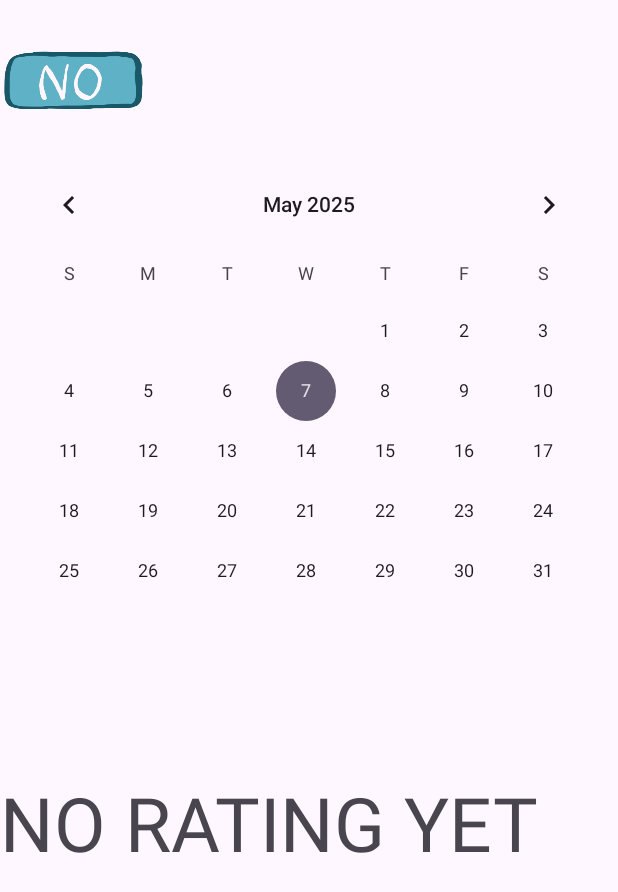
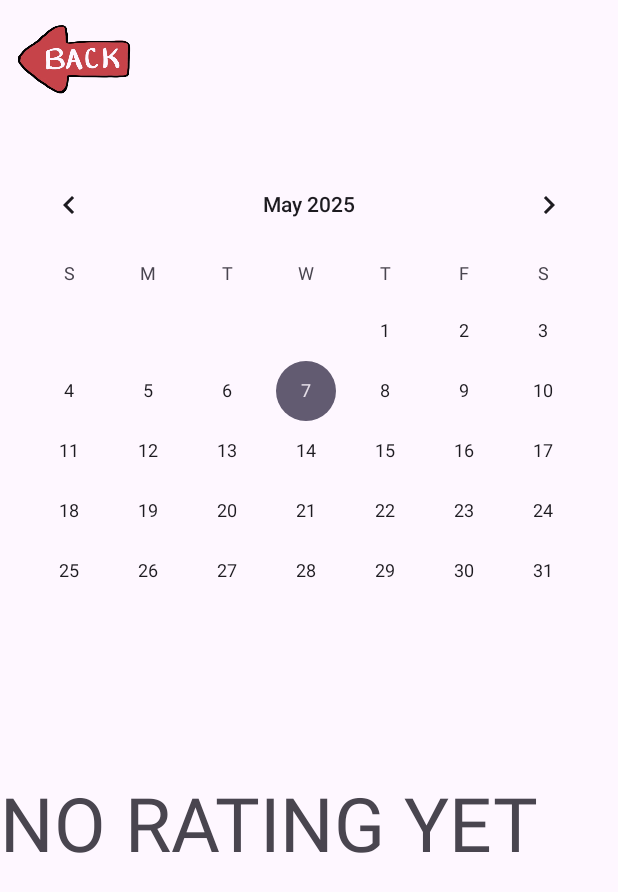
Before and after one commit to tiffanyluvii/HibernateLater, an Android app: the CalendarActivity screen opened directly, with no data from a screen before it, on a phone screen of 412 x 824 dp. Shown: the top 892 px of the screen. Run offline under Robolectric (Android 15) with nearby library versions, the phone set to English and light mode, and no system bars; our stand-ins replace AdMob; 3 statements that could not run were skipped.

Commit message:
worked on the icon and changed the back button on the calendar view.

```diff
--- a/app/src/main/java/com/example/hibernatelater/CalendarActivity.kt
+++ b/app/src/main/java/com/example/hibernatelater/CalendarActivity.kt
@@ -86,8 +86,8 @@ class CalendarActivity  : AppCompatActivity()  {
 
             var alertDialogBuilder : AlertDialog.Builder = AlertDialog.Builder(this@CalendarActivity)
             alertDialogBuilder.setTitle("Rate your workout on ${month+1}/$dayOfMonth/$year")
-            var enterButton : Drawable = ContextCompat.getDrawable(this@CalendarActivity, R.drawable.enter_button)
-            var noButton : Drawable = ContextCompat.getDrawable(this@CalendarActivity, R.drawable.no_button)
+            var enterButton : Drawable? = ContextCompat.getDrawable(this@CalendarActivity, R.drawable.enter_button)
+            var noButton : Drawable? = ContextCompat.getDrawable(this@CalendarActivity, R.drawable.no_button)
             alertDialogBuilder.setView(ll).setPositiveButton("") {_, _ ->
                 var rating = ratingBar.rating
                 updateInfoView(rating, year, month + 1, dayOfMonth)
--- a/app/src/main/res/layout/activity_calendar.xml
+++ b/app/src/main/res/layout/activity_calendar.xml
@@ -13,9 +13,10 @@
 
         <androidx.appcompat.widget.AppCompatButton
             android:id="@+id/back_button"
-            android:layout_width="100dp"
-            android:layout_height="match_parent"
-            android:background="@drawable/no_button"
+            android:layout_width="80dp"
+            android:layout_height="80dp"
+            android:background="@drawable/back_button"
+            android:layout_marginLeft="10dp"
             />
     </LinearLayout>
 
--- a/app/src/main/res/mipmap-anydpi-v26/ic_launcher.xml
+++ b/app/src/main/res/mipmap-anydpi-v26/ic_launcher.xml
@@ -1,6 +1,6 @@
 <?xml version="1.0" encoding="utf-8"?>
 <adaptive-icon xmlns:android="http://schemas.android.com/apk/res/android">
-    <background android:drawable="@drawable/ic_launcher_background" />
-    <foreground android:drawable="@drawable/ic_launcher_foreground" />
-    <monochrome android:drawable="@drawable/ic_launcher_foreground" />
+    <background android:drawable="@drawable/bear_icon"/>
+    <foreground android:drawable="@drawable/bear_icon" />
+    <monochrome android:drawable="@drawable/bear_icon" />
 </adaptive-icon>
--- a/app/src/main/res/mipmap-anydpi-v26/ic_launcher_round.xml
+++ b/app/src/main/res/mipmap-anydpi-v26/ic_launcher_round.xml
@@ -1,6 +1,6 @@
 <?xml version="1.0" encoding="utf-8"?>
 <adaptive-icon xmlns:android="http://schemas.android.com/apk/res/android">
-    <background android:drawable="@drawable/ic_launcher_background" />
-    <foreground android:drawable="@drawable/ic_launcher_foreground" />
-    <monochrome android:drawable="@drawable/ic_launcher_foreground" />
+    <background android:drawable="@drawable/bear_icon" />
+    <foreground android:drawable="@drawable/bear_icon" />
+    <monochrome android:drawable="@drawable/bear_icon" />
 </adaptive-icon>
--- a/build.gradle.kts
+++ b/build.gradle.kts
@@ -2,5 +2,8 @@
 plugins {
     id("com.google.gms.google-services") version "4.4.2" apply false
     alias(libs.plugins.android.application) apply false
-    alias(libs.plugins.kotlin.android) apply false
+    alias(libs.plugins.kotlin.android) version "2.1.0" apply false
+
+    // add KSP plugin
+    id("com.google.devtools.ksp") version "2.0.21-1.0.27" apply false
 }
```
Also changed, not shown: app/build.gradle.kts (+10 -1 lines), app/src/main/java/com/example/hibernatelater/MainActivity.kt (+33 -1 lines), app/src/main/res/drawable/back_button.png (added), app/src/main/res/drawable/bear_icon.png (added), 2 other files.
